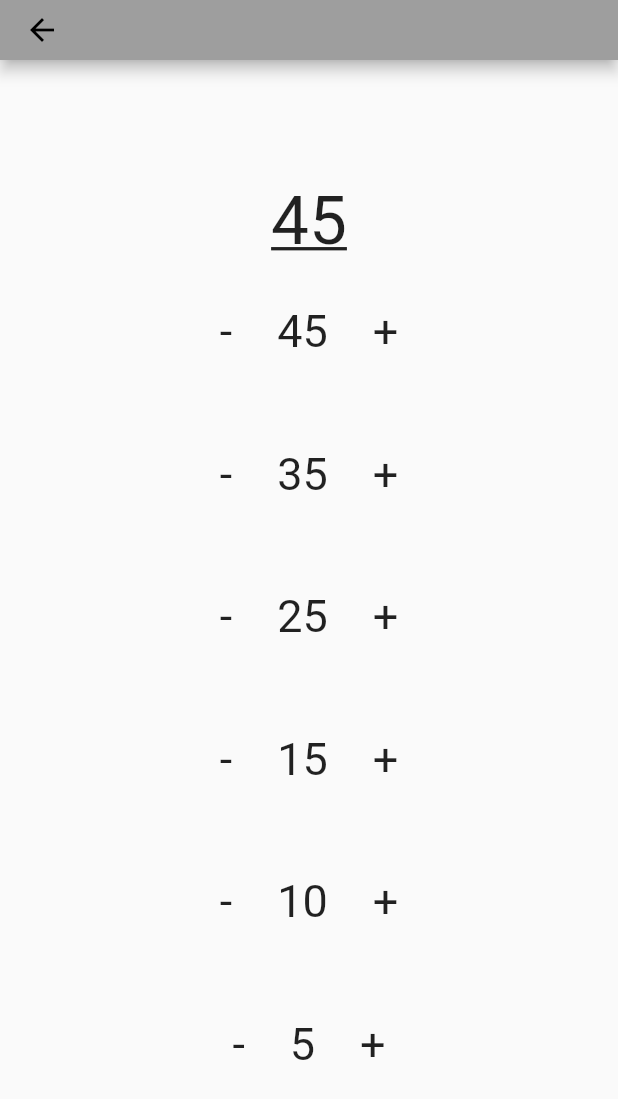
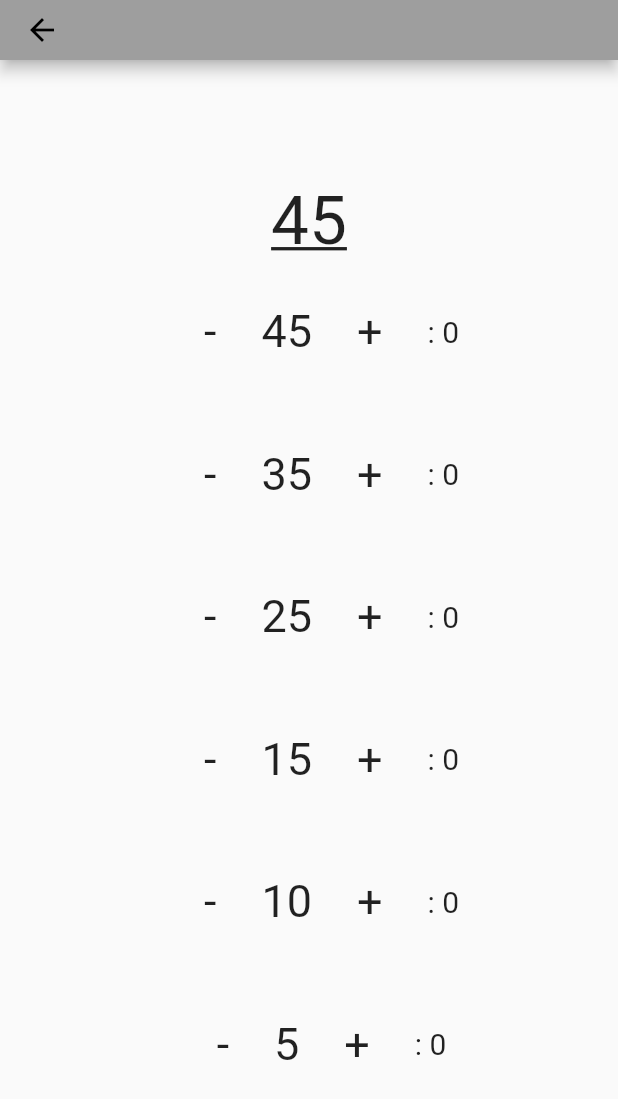
Before and after one commit to OBurnsy22/tempo, a Flutter app: the plateCalculator screen opened directly, on a phone screen of 412 x 824 dp. Shown: the top 1099 px of the screen. Run offline on Flutter 3.47's test engine with Material 2 defaults, Android fonts, the phone set to English and light mode, and no system bars; our stand-ins replace cloud_firestore, curved_navigation_bar, firebase_auth, firebase_core, firebase_storage, google_sign_in; accounts and stored records are empty.

Commit message:
Values added to plate calculator

```diff
--- a/tempo/lib/plate_calculator.dart
+++ b/tempo/lib/plate_calculator.dart
@@ -9,10 +9,17 @@ class plateCalculatorState extends State<plateCalculator> {
   int weight;
   final change_starting_weight = GlobalKey<FormState>();
 
+  int fourtyFiveCount;
+  int thirtyFiveCount;
+  int twentyFiveCount;
+  int fifteenCount;
+  int tenCount;
+  int fiveCount;
 
   @override
   void initState() {
     weight = 45;
+    fourtyFiveCount = thirtyFiveCount = twentyFiveCount = fifteenCount = tenCount = fiveCount = 0;
     super.initState();
   }
 
@@ -54,6 +61,7 @@ class plateCalculatorState extends State<plateCalculator> {
                         ),
                         onTap: () {
                           subtract(45);
+                          fourtyFiveCount--;
                         }
                     )
                   )
@@ -80,10 +88,18 @@ class plateCalculatorState extends State<plateCalculator> {
                             ),
                             onTap: () {
                               add(45);
+                              fourtyFiveCount++;
                             }
                         )
                     )
                 ),
+                Align(
+                  alignment: Alignment.centerRight,
+                  child: Text(": " + fourtyFiveCount.toString(),
+                      style: TextStyle(
+                          fontSize: 20,
+                      )),
+                )
               ],
             ),
             Row(
@@ -102,6 +118,7 @@ class plateCalculatorState extends State<plateCalculator> {
                             ),
                             onTap: () {
                               subtract(35);
+                              thirtyFiveCount--;
                             }
                         )
                     )
@@ -128,10 +145,18 @@ class plateCalculatorState extends State<plateCalculator> {
                             ),
                             onTap: () {
                               add(35);
+                              thirtyFiveCount++;
                             }
                         )
                     )
                 ),
+                Align(
+                  alignment: Alignment.centerRight,
+                  child: Text(": " + thirtyFiveCount.toString(),
+                      style: TextStyle(
+                          fontSize: 20,
+                      )),
+                )
               ],
             ),
             Row(
@@ -150,6 +175,7 @@ class plateCalculatorState extends State<plateCalculator> {
                             ),
                             onTap: () {
                               subtract(25);
+                              twentyFiveCount--;
                             }
                         )
                     )
@@ -176,10 +202,18 @@ class plateCalculatorState extends State<plateCalculator> {
                             ),
                             onTap: () {
                               add(25);
+                              twentyFiveCount++;
                             }
                         )
                     )
                 ),
+                Align(
+                  alignment: Alignment.centerRight,
+                  child: Text(": " + twentyFiveCount.toString(),
+                      style: TextStyle(
+                          fontSize: 20,
+                      )),
+                )
               ],
             ),
             Row(
@@ -198,6 +232,7 @@ class plateCalculatorState extends State<plateCalculator> {
                             ),
                             onTap: () {
                               subtract(15);
+                              fifteenCount--;
                             }
                         )
                     )
@@ -224,10 +259,18 @@ class plateCalculatorState extends State<plateCalculator> {
                             ),
                             onTap: () {
                               add(15);
+                              fifteenCount++;
                             }
                         )
                     )
                 ),
+                Align(
+                  alignment: Alignment.centerRight,
+                  child: Text(": " + fifteenCount.toString(),
+                      style: TextStyle(
+                          fontSize: 20,
+                      )),
+                )
               ],
             ),
             Row(
@@ -246,6 +289,7 @@ class plateCalculatorState extends State<plateCalculator> {
                             ),
                             onTap: () {
                               subtract(10);
+                              tenCount--;
                             }
                         )
                     )
@@ -272,10 +316,18 @@ class plateCalculatorState extends State<plateCalculator> {
                             ),
                             onTap: () {
                               add(10);
+                              tenCount++;
                             }
                         )
                     )
                 ),
+                Align(
+                  alignment: Alignment.centerRight,
+                  child: Text(": " + tenCount.toString(),
+                      style: TextStyle(
+                          fontSize: 20,
+                      )),
+                )
               ],
             ),
             Row(
@@ -294,6 +346,7 @@ class plateCalculatorState extends State<plateCalculator> {
                             ),
                             onTap: () {
                               subtract(5);
+                              fiveCount--;
                             }
                         )
                     )
@@ -320,10 +373,18 @@ class plateCalculatorState extends State<plateCalculator> {
                             ),
                             onTap: () {
                               add(5);
+                              fiveCount++;
                             }
                         )
                     )
                 ),
+                Align(
+                  alignment: Alignment.centerRight,
+                  child: Text(": " + fiveCount.toString(),
+                      style: TextStyle(
+                          fontSize: 20,
+                      )),
+                )
               ],
             )
           ]
```
